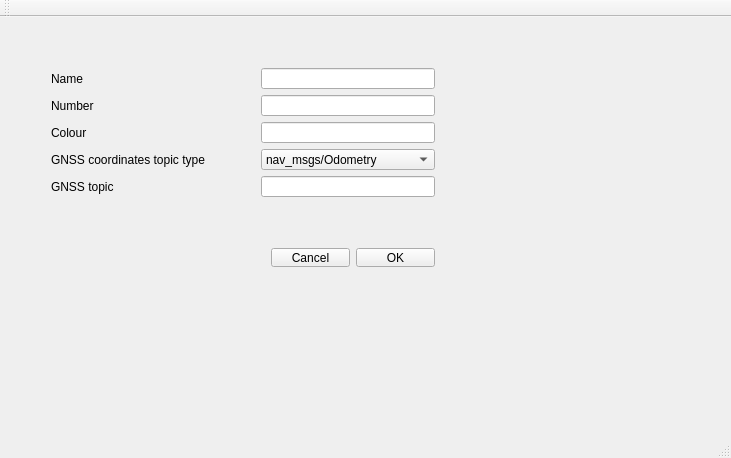
Before: the Qt Designer form src/boat_parameters.ui in lizatish/RvizPluginControl, drawn with Qt 5.
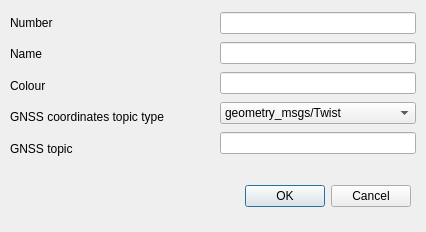
After: the same form once the commit is applied.

Commit message: add QDialog instead QMainWondow widget

Patch:
```diff
--- a/src/boat_parameters.ui
+++ b/src/boat_parameters.ui
@@ -1,77 +1,59 @@
 <?xml version="1.0" encoding="UTF-8"?>
 <ui version="4.0">
  <class>Boat_parameters</class>
- <widget class="QMainWindow" name="Boat_parameters">
+ <widget class="QDialog" name="Boat_parameters">
   <property name="geometry">
    <rect>
     <x>0</x>
     <y>0</y>
-    <width>731</width>
-    <height>458</height>
+    <width>426</width>
+    <height>232</height>
    </rect>
   </property>
   <property name="windowTitle">
    <string>Boat_parameters</string>
   </property>
-  <widget class="QWidget" name="centralWidget">
-   <widget class="QWidget" name="horizontalLayoutWidget">
+  <widget class="QDialogButtonBox" name="buttonBox">
     <property name="geometry">
      <rect>
-      <x>260</x>
-      <y>220</y>
-      <width>186</width>
-      <height>41</height>
-     </rect>
-    </property>
-    <layout class="QHBoxLayout" name="horizontalLayout">
-     <item>
-      <widget class="QPushButton" name="pushButton">
-       <property name="text">
-        <string>Cancel</string>
-       </property>
-      </widget>
-     </item>
-     <item>
-      <widget class="QPushButton" name="pushButton_2">
-       <property name="text">
-        <string>OK</string>
-       </property>
-      </widget>
-     </item>
-    </layout>
+     <x>70</x>
+     <y>180</y>
+     <width>341</width>
+     <height>32</height>
+    </rect>
+   </property>
+   <property name="orientation">
+    <enum>Qt::Horizontal</enum>
+   </property>
+   <property name="standardButtons">
+    <set>QDialogButtonBox::Cancel|QDialogButtonBox::Ok</set>
+   </property>
    </widget>
    <widget class="QWidget" name="gridLayoutWidget">
     <property name="geometry">
      <rect>
-      <x>40</x>
-      <y>40</y>
+     <x>10</x>
+     <y>10</y>
       <width>211</width>
       <height>151</height>
      </rect>
     </property>
     <layout class="QGridLayout" name="gridLayout">
-     <item row="0" column="0">
-      <widget class="QLabel" name="boat_name_label">
-       <property name="text">
-        <string>Name</string>
-       </property>
-      </widget>
-     </item>
-     <item row="2" column="0">
+    <item row="3" column="0">
       <widget class="QLabel" name="boat_colour_label">
        <property name="text">
         <string>Colour</string>
        </property>
       </widget>
      </item>
-     <item row="3" column="0">
-      <widget class="QLabel" name="boat_gnss_coordinates_topic_type">
+    <item row="4" column="0">
+     <widget class="QLabel" name="boat_gnss_coordinates_topic_type_label">
        <property name="text">
         <string>GNSS coordinates topic type</string>
        </property>
       </widget>
      </item>
-     <item row="4" column="0">
+    <item row="5" column="0">
       <widget class="QLabel" name="boat_gnss_topic">
        <property name="text">
         <string>GNSS topic</string>
@@ -85,13 +67,20 @@
        </property>
       </widget>
      </item>
+    <item row="2" column="0">
+     <widget class="QLabel" name="boat_name_label">
+      <property name="text">
+       <string>Name</string>
+      </property>
+     </widget>
+    </item>
     </layout>
    </widget>
    <widget class="QWidget" name="gridLayoutWidget_2">
     <property name="geometry">
      <rect>
-      <x>250</x>
-      <y>40</y>
+     <x>220</x>
+     <y>10</y>
       <width>196</width>
       <height>151</height>
      </rect>
@@ -113,12 +102,7 @@
       <widget class="QComboBox" name="boat_gnss_type_comboBox">
        <item>
         <property name="text">
-         <string>nav_msgs/Odometry</string>
-        </property>
-       </item>
-       <item>
-        <property name="text">
-         <string>sensor_msgs/NavSatFix</string>
+        <string>geometry_msgs/Twist</string>
         </property>
        </item>
       </widget>
@@ -126,27 +110,6 @@
     </layout>
    </widget>
   </widget>
-  <widget class="QMenuBar" name="menuBar">
-   <property name="geometry">
-    <rect>
-     <x>0</x>
-     <y>0</y>
-     <width>731</width>
-     <height>22</height>
-    </rect>
-   </property>
-  </widget>
-  <widget class="QToolBar" name="mainToolBar">
-   <attribute name="toolBarArea">
-    <enum>TopToolBarArea</enum>
-   </attribute>
-   <attribute name="toolBarBreak">
-    <bool>false</bool>
-   </attribute>
-  </widget>
-  <widget class="QStatusBar" name="statusBar"/>
- </widget>
- <layoutdefault spacing="6" margin="11"/>
  <resources/>
  <connections/>
 </ui>
```
Left out of the diff: 37 changed lines with no effect on the pictures. Lines whose indentation alone changed are shown as unchanged. The commit also changes 5 other files.
